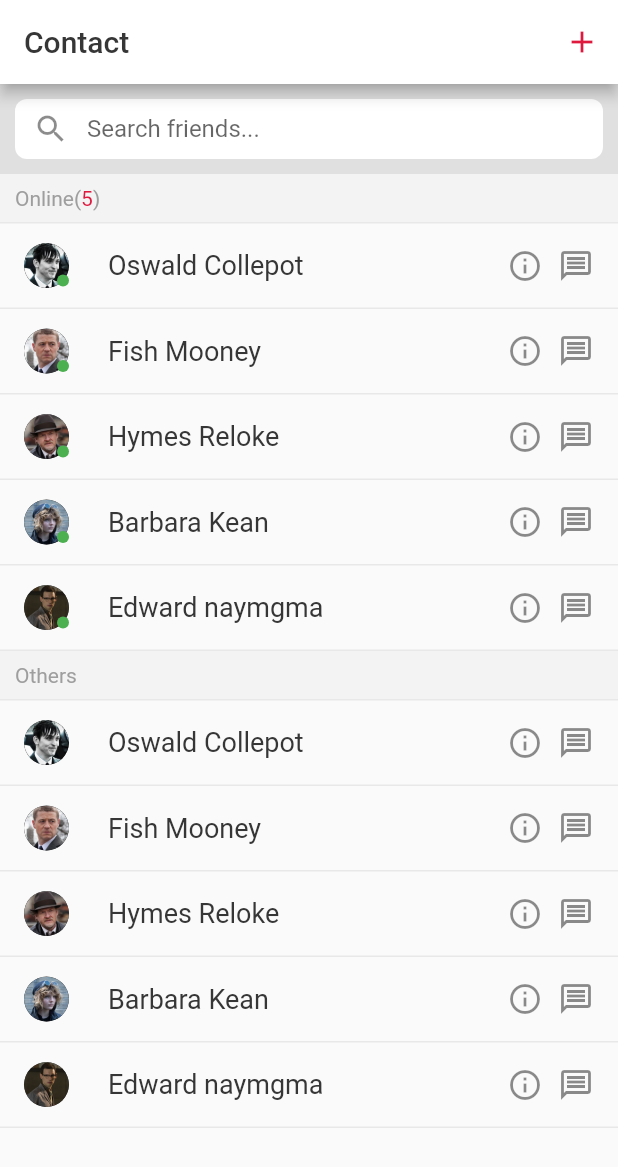
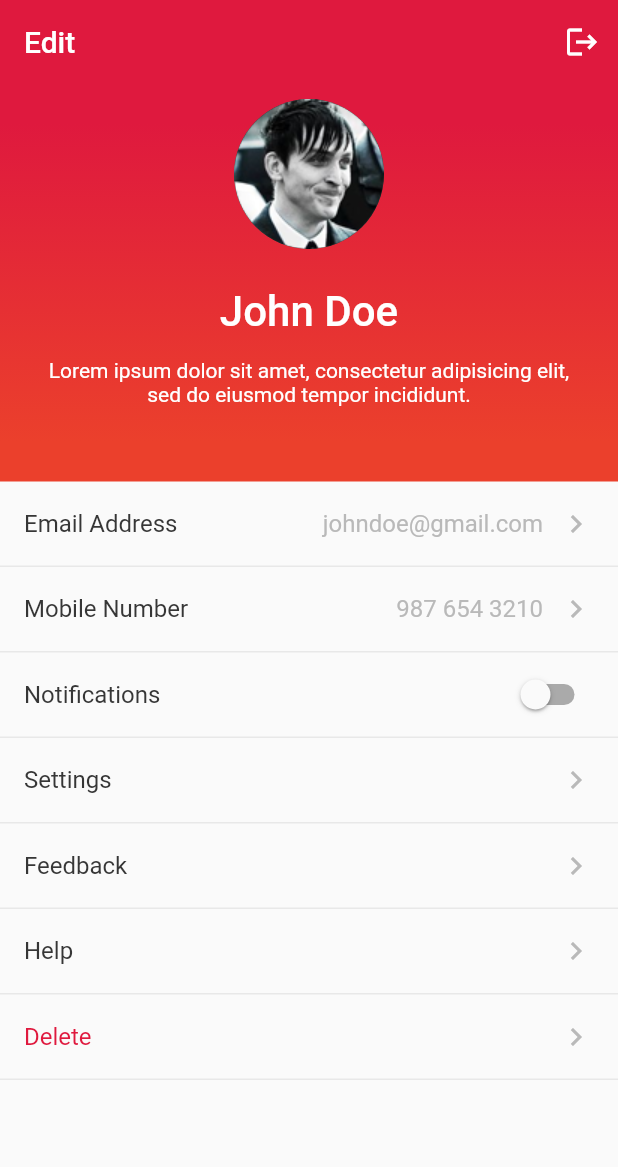
Before and after one commit to Mahendra789/chatApp, a Flutter app: the screen it shows after launch, on a phone screen of 412 x 824 dp. Shown: the top 1167 px of the screen. Run offline on Flutter 3.47's test engine with Material 2 defaults, Android fonts, the phone set to English and light mode, and no system bars; Roboto replaces fonts that are missing (lato).

Commit message:
profile screen created

```diff
--- a/lib/main.dart
+++ b/lib/main.dart
@@ -5,6 +5,7 @@ import './screens/messages.dart';
 import './screens/conversation.dart';
 import './screens/groups.dart';
 import './screens/contacts.dart';
+import './screens/profile.dart';
 
 void main() {
   runApp(MyApp());
@@ -71,7 +72,7 @@ class MyApp extends StatelessWidget {
           fontFamily: 'lato'),
       home: Scaffold(
         backgroundColor: Colors.transparent,
-        body: Contacts(),
+        body: Profile(),
       ),
     );
   }
--- /dev/null
+++ b/lib/models/profileCardDetails.dart
@@ -0,0 +1,13 @@
+import 'package:flutter/foundation.dart';
+
+class ProfileCardDetails {
+  final String id;
+  final String name;
+  final String value;
+
+  ProfileCardDetails({
+    @required this.id,
+    @required this.name,
+    @required this.value,
+  });
+}
--- /dev/null
+++ b/lib/screens/profile.dart
@@ -0,0 +1,125 @@
+import 'package:flutter/material.dart';
+
+import './../widgets/profile_card.dart';
+import './../models/profileCardDetails.dart';
+
+class Profile extends StatelessWidget {
+  final List<ProfileCardDetails> profileCardDetailsList = [
+    ProfileCardDetails(
+      id: 'id1',
+      name: 'Email Address',
+      value: 'johndoe@gmail.com',
+    ),
+    ProfileCardDetails(
+      id: 'id2',
+      name: 'Mobile Number',
+      value: '987 654 3210',
+    ),
+    ProfileCardDetails(
+      id: 'id3',
+      name: 'Notifications',
+      value: '',
+    ),
+    ProfileCardDetails(
+      id: 'id4',
+      name: 'Settings',
+      value: '',
+    ),
+    ProfileCardDetails(
+      id: 'id5',
+      name: 'Feedback',
+      value: '',
+    ),
+    ProfileCardDetails(
+      id: 'id6',
+      name: 'Help',
+      value: '',
+    ),
+    ProfileCardDetails(
+      id: 'id7',
+      name: 'Delete',
+      value: '',
+    ),
+  ];
+  @override
+  Widget build(BuildContext context) {
+    return Scaffold(
+      appBar: AppBar(
+        elevation: 0,
+        backgroundColor: const Color(0xffdf193e),
+        title: Text(
+          'Edit',
+          style: TextStyle(
+            color: Colors.white,
+          ),
+        ),
+        actions: <Widget>[
+          IconButton(
+            icon: Icon(
+              Icons.logout,
+              color: Colors.white,
+            ),
+            onPressed: () {},
+          ),
+        ],
+      ),
+      body: SingleChildScrollView(
+        child: Column(
+          mainAxisAlignment: MainAxisAlignment.start,
+          crossAxisAlignment: CrossAxisAlignment.stretch,
+          children: <Widget>[
+            Container(
+              decoration: BoxDecoration(
+                gradient: LinearGradient(
+                  begin: Alignment.topCenter,
+                  end: Alignment.bottomCenter,
+                  stops: [0.1, 0.9],
+                  colors: [const Color(0xffdf193e), const Color(0xffeb402c)],
+                ),
+              ),
+              padding:
+                  EdgeInsets.only(top: 10, bottom: 50, left: 20, right: 20),
+              alignment: Alignment.center,
+              child: Column(
+                children: <Widget>[
+                  CircleAvatar(
+                    radius: 50,
+                    backgroundImage: AssetImage('assets/images/user1.png'),
+                  ),
+                  SizedBox(height: 25),
+                  Text(
+                    'John Doe',
+                    style: TextStyle(
+                      fontSize: 28,
+                      fontWeight: FontWeight.w500,
+                      color: Colors.white,
+                    ),
+                  ),
+                  SizedBox(height: 15),
+                  Text(
+                    'Lorem ipsum dolor sit amet, consectetur adipisicing elit, sed do eiusmod tempor incididunt.',
+                    style: TextStyle(
+                      fontSize: 14,
+                      color: Colors.white,
+                    ),
+                    textAlign: TextAlign.center,
+                  ),
+                ],
+              ),
+            ),
+            Container(
+                child: ListView(
+              shrinkWrap: true,
+              physics: NeverScrollableScrollPhysics(),
+              children: profileCardDetailsList
+                  .map((profile) => ProfileCard(
+                        profile: profile,
+                      ))
+                  .toList(),
+            )),
+          ],
+        ),
+      ),
+    );
+  }
+}
--- /dev/null
+++ b/lib/widgets/profile_card.dart
@@ -0,0 +1,62 @@
+import 'package:chatapp/screens/profile.dart';
+import 'package:flutter/material.dart';
+import './../models/profileCardDetails.dart';
+
+class ProfileCard extends StatefulWidget {
+  const ProfileCard({@required this.profile});
+  final ProfileCardDetails profile;
+
+  void toggleSwitch(bool value) {}
+
+  @override
+  _ProfileCardState createState() => _ProfileCardState();
+}
+
+class _ProfileCardState extends State<ProfileCard> {
+  @override
+  Widget build(BuildContext context) {
+    return Container(
+      decoration: BoxDecoration(
+        border: Border(
+          bottom: BorderSide(
+            width: 1,
+            color: const Color(0xffe8e8e8),
+          ),
+        ),
+      ),
+      child: ListTile(
+        title: Text(
+          widget.profile.name,
+          style: new TextStyle(
+            color: widget.profile.id == 'id7'
+                ? const Color(0xffdf193e)
+                : Theme.of(context).primaryColor,
+            fontSize: 16,
+          ),
+        ),
+        trailing: widget.profile.id != 'id3'
+            ? Wrap(
+                spacing: 10,
+                crossAxisAlignment: WrapCrossAlignment.center,
+                children: <Widget>[
+                  Text(
+                    widget.profile.value,
+                    style: new TextStyle(
+                      color: Theme.of(context).primaryColorLight,
+                      fontSize: 16,
+                    ),
+                  ),
+                  Icon(
+                    Icons.keyboard_arrow_right,
+                    color: Theme.of(context).primaryColorLight,
+                  ),
+                ],
+              )
+            : Switch(
+                value: false,
+                onChanged: widget.toggleSwitch,
+              ),
+      ),
+    );
+  }
+}
```
